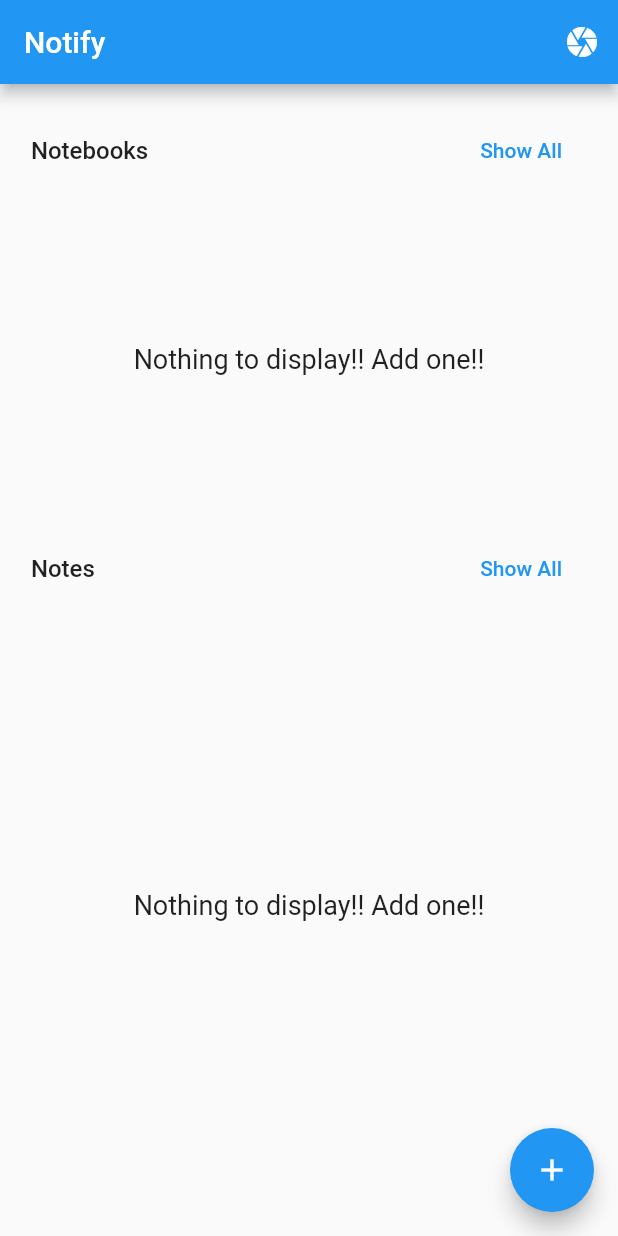
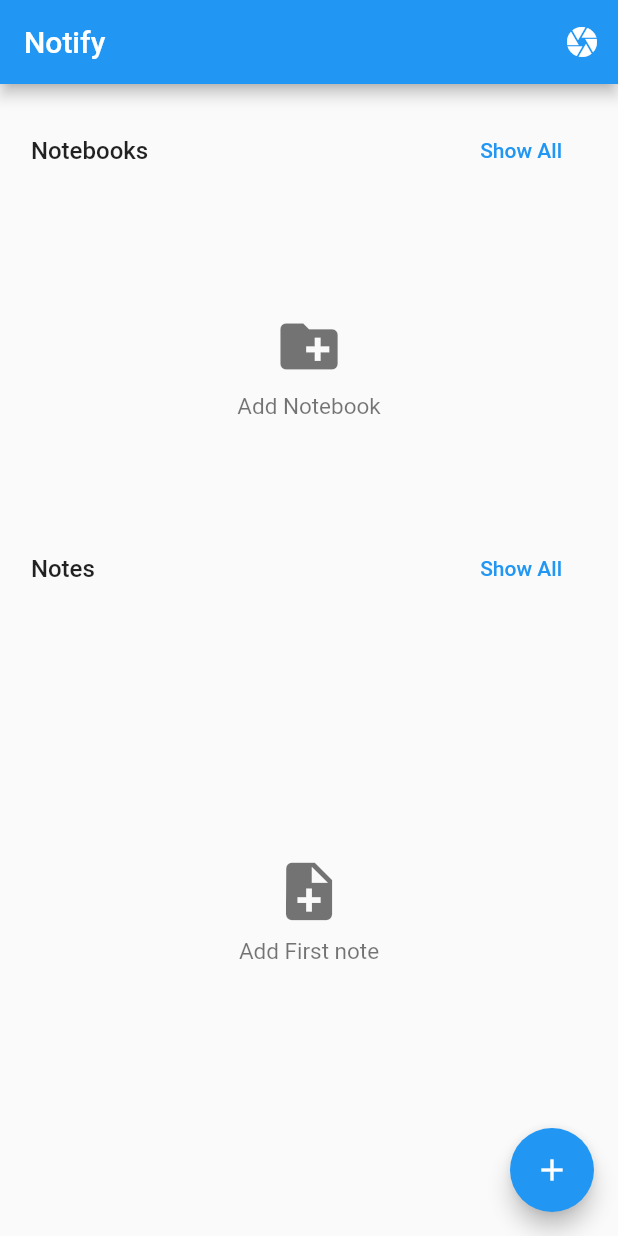
Before and after one commit to seemantshekhar43/Notify, a Flutter app: the screen it shows once a user with an empty profile is signed in, on a phone screen of 412 x 824 dp. Run offline on Flutter 3.47's test engine with Material 2 defaults, Android fonts, the phone set to English and light mode, and no system bars; drawn by our look-alikes of flutter_speed_dial; our stand-ins replace animated_text_kit, cloud_firestore, firebase_auth, flushbar; missing offline and left inert: html_editor; accounts and stored records are empty.

```diff
--- a/lib/main.dart
+++ b/lib/main.dart
@@ -57,6 +57,7 @@ class MyApp extends StatelessWidget {
           SignupScreen.routeName: (context) => SignupScreen(),
           LoginScreen.routeName: (context) => LoginScreen(),
           SplashScreen.routeName: (context) => SplashScreen(),
+          Dashboard.routeName:(context) => Dashboard(),
 
         },
       ),
--- a/lib/providers/notebooks.dart
+++ b/lib/providers/notebooks.dart
@@ -70,7 +70,8 @@ class Notebooks extends ChangeNotifier {
   }
 
   Notebook findById(String id) {
-    return _list.firstWhere((notebook) => notebook.id == id);
+
+        return _list.firstWhere((notebook) => notebook.id == id, orElse: () => null);
   }
 
   Future<void> updateNotebook(Notebook  notebook) async{
@@ -102,7 +103,7 @@ class Notebooks extends ChangeNotifier {
         res.documents.forEach((document) {
           Notebook notebook = Notebook(
             id:document.documentID,
-            labelId: document['labelID'],
+            labelId: document['labelID']??'1',
             title: document['title'],
           );
           _list.add(notebook);
--- a/lib/providers/notes.dart
+++ b/lib/providers/notes.dart
@@ -83,7 +83,7 @@ class Notes extends ChangeNotifier {
   }
 
   Note getNoteById(id) {
-    return _list.firstWhere((note) => note.id == id);
+    return _list.firstWhere((note) => note.id == id, orElse: () => null);
   }
 
   Future<String> addNote(Note n) async {
--- a/lib/screens/note_detail_screen.dart
+++ b/lib/screens/note_detail_screen.dart
@@ -33,12 +33,12 @@ class _NoteDetailScreenState extends State<NoteDetailScreen> {
     final _note =
         Provider.of<Notes>(context, listen: false).getNoteById(_noteId);
     final size = DeviceSize(context: context);
-    return ChangeNotifierProvider<Note>.value(
+    return  (_note!= null)?ChangeNotifierProvider<Note>.value(
       value: _note,
       child: Consumer<Note>(
         builder: (context, note, child) => Scaffold(
           appBar: AppBar(
-            title: Text(note.title),
+            title: (_note!= null)?Text(note.title):'',
             actions: <Widget>[
               IconButton(
                 onPressed: () {
@@ -83,7 +83,7 @@ class _NoteDetailScreenState extends State<NoteDetailScreen> {
               ),
             ],
           ),
-          body: Stack(
+          body:  (_note!= null)?Stack(
             children: <Widget>[
 
               Column(
@@ -188,9 +188,9 @@ class _NoteDetailScreenState extends State<NoteDetailScreen> {
                     )),
               ),
             ],
-          ),
+          ): Center(child: Text('Note Deleted'),),
         ),
       ),
-    );
+    ): Center(child: Text('Note Deleted'),);
   }
 }
--- a/lib/screens/notebook_screen.dart
+++ b/lib/screens/notebook_screen.dart
@@ -1,6 +1,9 @@
 import 'package:flutter/material.dart';
 import 'package:notify/providers/notebooks.dart';
 import 'package:flutter_speed_dial/flutter_speed_dial.dart';
+import 'package:notify/screens/dashboard.dart';
+import 'package:notify/screens/notebooks_list_screen.dart';
+import 'package:notify/screens/notes_list_screen.dart';
 import 'package:notify/widgets/add_note.dart';
 import 'package:notify/widgets/add_notebook.dart';
 import 'package:notify/widgets/notes_list.dart';
@@ -12,25 +15,25 @@ class NotebookScreen extends StatelessWidget {
   @override
   Widget build(BuildContext context) {
     final  id = ModalRoute.of(context).settings.arguments as String;
-    final notebook = Provider.of<Notebooks>(context, listen: true).findById(id);
+    final notebook = Provider.of<Notebooks>(context).findById(id);
     final size = DeviceSize(context: context);
     return Scaffold(
       appBar: AppBar(
-        backgroundColor: kLabelColorMap[notebook.labelId],
+        backgroundColor: (notebook!= null)?kLabelColorMap[notebook.labelId]:Colors.red,
         title: Text(
-          notebook.title,
+          (notebook!= null)?notebook.title:'',
         ),
         actions: <Widget>[
           IconButton(
             icon: Icon(Icons.edit),
-            onPressed: (){
+            onPressed:  (notebook!= null)?(){
               showModalBottomSheet(
                   context: context,
                   isScrollControlled: true,
                   builder: (context) => Wrap(children: <Widget>[
                     AddNotebook(notebookId: notebook.id,)
                   ],));
-            },
+            }:null,
           )
         ],
       ),
@@ -49,10 +52,10 @@ class NotebookScreen extends StatelessWidget {
           }),
         ],
       ),
-      body: Padding(
+      body: (notebook!= null)? Padding(
         padding: EdgeInsets.all(size.width*0.02),
         child: NotesList(notebookId: notebook.id,),
-      ),
+      ):Center(child: Text('Notebook Deleted'),),
     );
   }
 }
--- a/lib/widgets/notebooks_list.dart
+++ b/lib/widgets/notebooks_list.dart
@@ -1,21 +1,47 @@
 import 'package:flutter/material.dart';
+import 'package:notify/constant.dart';
 import 'package:notify/providers/notebooks.dart';
 import 'package:notify/widgets/notebook_item.dart';
 import 'package:provider/provider.dart';
+
+import 'add_notebook.dart';
 
 class NotebooksList extends StatelessWidget {
   @override
   Widget build(BuildContext context) {
     final notebooksData = Provider.of<Notebooks>(context);
     final notebooks = notebooksData.list;
+    final size = DeviceSize(context: context);
 
-    return (notebooks.length<1)? Center(child: Text(
-      'Nothing to display!! Add one!!',
-      style: TextStyle(
-          fontWeight: FontWeight.w400,
-          fontSize: 18.0
+    return (notebooks.length<1)?
+    Center(
+      child: Column(
+        mainAxisAlignment: MainAxisAlignment.center,
+        children: <Widget>[
+          IconButton(
+            icon: Icon(Icons.create_new_folder, color: Colors.black54,),
+            iconSize: size.height * 0.06,
+            onPressed: () {
+              showModalBottomSheet(
+                  context: context,
+                  isScrollControlled: true,
+                  builder: (context) => Wrap(
+                    children: <Widget>[AddNotebook()],
+                  ));
+            },
+          ),
+
+          Text(
+            'Add Notebook',
+            style: TextStyle(
+                fontWeight: FontWeight.w400,
+                color: Colors.black54,
+                fontSize: 15.0),
+          )
+        ],
       ),
-    ),):ListView.builder(
+    )
+        :ListView.builder(
       scrollDirection: Axis.horizontal,
       itemCount: notebooks.length,
       itemBuilder: (context, i) {
--- a/lib/widgets/notes_list.dart
+++ b/lib/widgets/notes_list.dart
@@ -1,5 +1,7 @@
 import 'package:flutter/material.dart';
+import 'package:notify/constant.dart';
 import 'package:notify/providers/notes.dart';
+import 'package:notify/widgets/add_note.dart';
 import 'package:notify/widgets/note_item.dart';
 import 'package:provider/provider.dart';
 
@@ -9,16 +11,37 @@ class NotesList extends StatelessWidget {
   NotesList({this.notebookId});
   @override
   Widget build(BuildContext context) {
+    final size = DeviceSize(context: context);
     final notesData = Provider.of<Notes>(context);
     final notes = (notebookId != null) ? notesData.getListByNotebookId(notebookId) :  notesData.list;
 
-    return (notes.length<1)? Center(child: Text(
-      'Nothing to display!! Add one!!',
-      style: TextStyle(
-        fontWeight: FontWeight.w400,
-        fontSize: 18.0
+    return (notes.length<1)? Center(
+      child: Column(
+        mainAxisAlignment: MainAxisAlignment.center,
+        children: <Widget>[
+          IconButton(
+            icon: Icon(Icons.note_add, color: Colors.black54,),
+            iconSize: size.height * 0.06,
+            onPressed: () {
+              showModalBottomSheet(
+                  context: context,
+                  isScrollControlled: true,
+                  builder: (context) => Wrap(
+                    children: <Widget>[AddNote()],
+                  ));
+            },
+          ),
+
+          Text(
+            'Add First note',
+            style: TextStyle(
+                fontWeight: FontWeight.w400,
+                color: Colors.black54,
+                fontSize: 15.0),
+          )
+        ],
       ),
-    ),):ListView.builder(
+    ):ListView.builder(
 
       itemCount: notes.length,
       itemBuilder: (context, i) {
```
Also changed, not shown: lib/screens/dashboard.dart (+41 -5 lines), lib/utilities/api_helper.dart (added, +37 -0 lines), lib/utilities/http_exception.dart (added, +10 -0 lines), lib/widgets/add_note.dart (+52 -22 lines), lib/widgets/add_notebook.dart (+6 -3 lines), lib/widgets/notebooks_grid.dart (+31 -1 lines), lib/widgets/search_widget.dart (+13 -4 lines), 9 other files.
